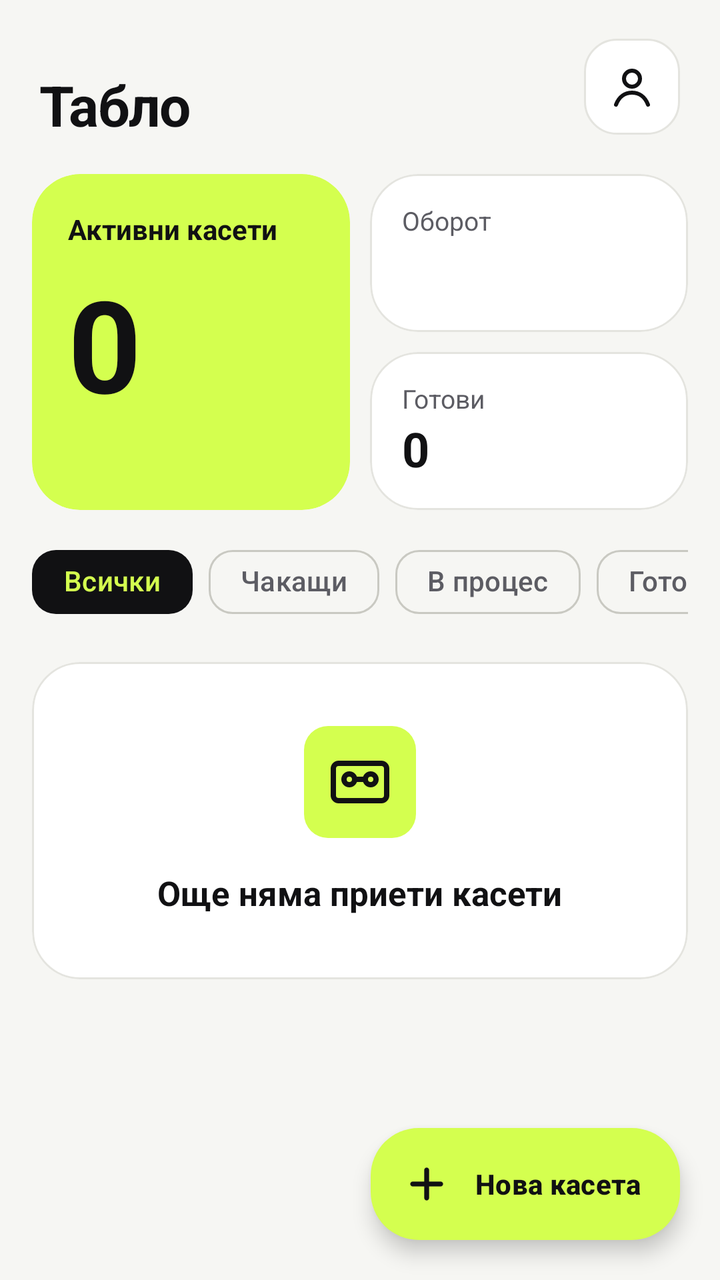
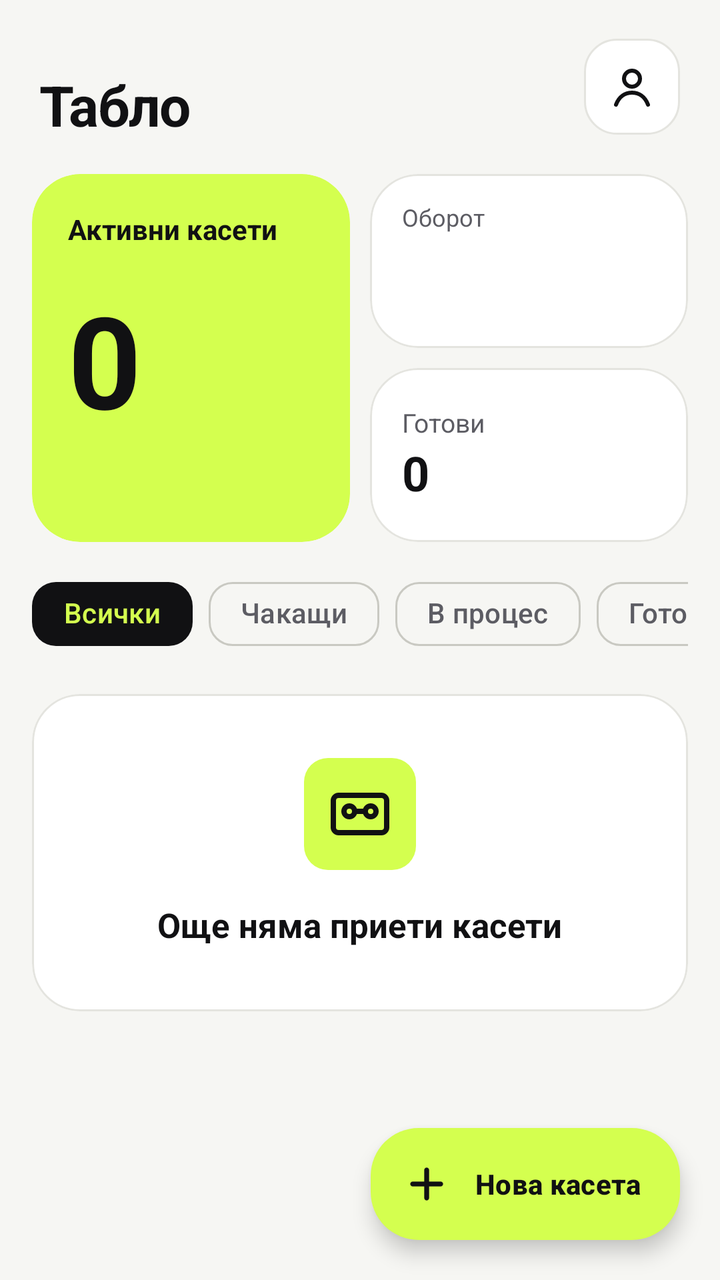

Compare the two renders of this Android layout. The source of the first and the diff that turns it into the second are given below.
<!-- AndroidManifest.xml: application theme Theme.TapeTransfer -->
<!-- res/layout/fragment_dashboard.xml -->
<?xml version="1.0" encoding="utf-8"?>
<FrameLayout xmlns:android="http://schemas.android.com/apk/res/android"
    xmlns:app="http://schemas.android.com/apk/res-auto"
    android:layout_width="match_parent"
    android:layout_height="match_parent">

    <androidx.core.widget.NestedScrollView
        android:layout_width="match_parent"
        android:layout_height="match_parent">

        <LinearLayout
            android:layout_width="match_parent"
            android:layout_height="wrap_content"
            android:orientation="vertical"
            android:paddingStart="16dp"
            android:paddingTop="16dp"
            android:paddingEnd="16dp"
            android:paddingBottom="96dp">

            <LinearLayout
                android:layout_width="match_parent"
                android:layout_height="wrap_content"
                android:gravity="center_vertical"
                android:orientation="horizontal"
                android:paddingStart="4dp"
                android:paddingEnd="4dp">

                <LinearLayout
                    android:layout_width="0dp"
                    android:layout_height="wrap_content"
                    android:layout_weight="1"
                    android:orientation="vertical">

                    <TextView
                        android:id="@+id/textGreeting"
                        android:layout_width="wrap_content"
                        android:layout_height="wrap_content"
                        android:textColor="?attr/colorOnSurfaceVariant"
                        android:textSize="13sp" />

                    <TextView
                        android:layout_width="wrap_content"
                        android:layout_height="wrap_content"
                        android:text="@string/dashboard_title"
                        android:textAppearance="@style/TextAppearance.TapeTransfer.Title" />
                </LinearLayout>

                <ImageButton
                    android:id="@+id/buttonProfile"
                    android:layout_width="48dp"
                    android:layout_height="48dp"
                    android:background="@drawable/bg_icon_button"
                    android:contentDescription="@string/cd_profile"
                    android:src="@drawable/ic_person" />
            </LinearLayout>

            <LinearLayout
                android:layout_width="match_parent"
                android:layout_height="168dp"
                android:layout_marginTop="16dp"
                android:orientation="horizontal">

                <com.google.android.material.card.MaterialCardView
                    android:layout_width="0dp"
                    android:layout_height="match_parent"
                    android:layout_marginEnd="5dp"
                    android:layout_weight="1"
                    app:cardBackgroundColor="@color/lime"
                    app:cardCornerRadius="24dp"
                    app:cardElevation="0dp"
                    app:strokeWidth="0dp">

                    <LinearLayout
                        android:layout_width="match_parent"
                        android:layout_height="match_parent"
                        android:orientation="vertical"
                        android:padding="18dp">

                        <TextView
                            android:layout_width="wrap_content"
                            android:layout_height="wrap_content"
                            android:text="@string/dashboard_active"
                            android:textColor="@color/ink"
                            android:textSize="14sp"
                            android:textStyle="bold" />

                        <TextView
                            android:id="@+id/textActiveCount"
                            android:layout_width="wrap_content"
                            android:layout_height="0dp"
                            android:layout_weight="1"
                            android:gravity="center_vertical"
                            android:text="0"
                            android:textColor="@color/ink"
                            android:textSize="64sp"
                            android:textStyle="bold" />

                        <TextView
                            android:id="@+id/textActiveDetails"
                            android:layout_width="wrap_content"
                            android:layout_height="wrap_content"
                            android:textColor="@color/ink"
                            android:textSize="13sp" />
                    </LinearLayout>
                </com.google.android.material.card.MaterialCardView>

                <LinearLayout
                    android:layout_width="0dp"
                    android:layout_height="match_parent"
                    android:layout_marginStart="5dp"
                    android:layout_weight="1"
                    android:orientation="vertical">

                    <com.google.android.material.card.MaterialCardView
                        style="@style/Widget.Material3.CardView.Outlined"
                        android:layout_width="match_parent"
                        android:layout_height="0dp"
                        android:layout_marginBottom="5dp"
                        android:layout_weight="1"
                        app:cardBackgroundColor="?attr/colorSurfaceContainerLowest"
                        app:cardCornerRadius="24dp"
                        app:strokeColor="?attr/colorOutlineVariant">

                        <LinearLayout
                            android:layout_width="match_parent"
                            android:layout_height="match_parent"
                            android:gravity="center_vertical"
                            android:orientation="vertical"
                            android:paddingStart="16dp"
                            android:paddingEnd="16dp">

                            <TextView
                                android:layout_width="wrap_content"
                                android:layout_height="wrap_content"
                                android:text="@string/dashboard_revenue"
                                android:textColor="?attr/colorOnSurfaceVariant"
                                android:textSize="13sp" />

                            <TextView
                                android:id="@+id/textRevenue"
                                android:layout_width="wrap_content"
                                android:layout_height="wrap_content"
                                android:textColor="?attr/colorOnSurface"
                                android:textSize="24sp"
                                android:textStyle="bold" />
                        </LinearLayout>
                    </com.google.android.material.card.MaterialCardView>

                    <com.google.android.material.card.MaterialCardView
                        style="@style/Widget.Material3.CardView.Outlined"
                        android:layout_width="match_parent"
                        android:layout_height="0dp"
                        android:layout_marginTop="5dp"
                        android:layout_weight="1"
                        app:cardBackgroundColor="?attr/colorSurfaceContainerLowest"
                        app:cardCornerRadius="24dp"
                        app:strokeColor="?attr/colorOutlineVariant">

                        <LinearLayout
                            android:layout_width="match_parent"
                            android:layout_height="match_parent"
                            android:gravity="center_vertical"
                            android:orientation="vertical"
                            android:paddingStart="16dp"
                            android:paddingEnd="16dp">

                            <TextView
                                android:layout_width="wrap_content"
                                android:layout_height="wrap_content"
                                android:text="@string/dashboard_done"
                                android:textColor="?attr/colorOnSurfaceVariant"
                                android:textSize="13sp" />

                            <TextView
                                android:id="@+id/textDoneCount"
                                android:layout_width="wrap_content"
                                android:layout_height="wrap_content"
                                android:text="0"
                                android:textColor="?attr/colorOnSurface"
                                android:textSize="24sp"
                                android:textStyle="bold" />
                        </LinearLayout>
                    </com.google.android.material.card.MaterialCardView>
                </LinearLayout>
            </LinearLayout>

            <HorizontalScrollView
                android:layout_width="match_parent"
                android:layout_height="wrap_content"
                android:layout_marginTop="12dp"
                android:scrollbars="none">

                <com.google.android.material.chip.ChipGroup
                    android:id="@+id/chipGroupFilter"
                    android:layout_width="wrap_content"
                    android:layout_height="wrap_content"
                    app:checkedChip="@id/chipAll"
                    app:selectionRequired="true"
                    app:singleLine="true"
                    app:singleSelection="true">

                    <com.google.android.material.chip.Chip
                        android:id="@+id/chipAll"
                        style="@style/Widget.Material3.Chip.Filter"
                        android:layout_width="wrap_content"
                        android:layout_height="wrap_content"
                        android:text="@string/filter_all"
                        app:checkedIconVisible="false" />

                    <com.google.android.material.chip.Chip
                        android:id="@+id/chipPending"
                        style="@style/Widget.Material3.Chip.Filter"
                        android:layout_width="wrap_content"
                        android:layout_height="wrap_content"
                        android:text="@string/filter_pending"
                        app:checkedIconVisible="false" />

                    <com.google.android.material.chip.Chip
                        android:id="@+id/chipInProgress"
                        style="@style/Widget.Material3.Chip.Filter"
                        android:layout_width="wrap_content"
                        android:layout_height="wrap_content"
                        android:text="@string/filter_in_progress"
                        app:checkedIconVisible="false" />

                    <com.google.android.material.chip.Chip
                        android:id="@+id/chipDone"
                        style="@style/Widget.Material3.Chip.Filter"
                        android:layout_width="wrap_content"
                        android:layout_height="wrap_content"
                        android:text="@string/filter_done"
                        app:checkedIconVisible="false" />
                </com.google.android.material.chip.ChipGroup>
            </HorizontalScrollView>

            <androidx.recyclerview.widget.RecyclerView
                android:id="@+id/recyclerOrders"
                android:layout_width="match_parent"
                android:layout_height="wrap_content"
                android:layout_marginTop="8dp"
                android:nestedScrollingEnabled="false" />

            <com.google.android.material.card.MaterialCardView
                android:id="@+id/cardEmpty"
                style="@style/Widget.Material3.CardView.Outlined"
                android:layout_width="match_parent"
                android:layout_height="wrap_content"
                android:layout_marginTop="8dp"
                app:cardBackgroundColor="?attr/colorSurfaceContainerLowest"
                app:cardCornerRadius="24dp"
                app:strokeColor="?attr/colorOutlineVariant">

                <LinearLayout
                    android:layout_width="match_parent"
                    android:layout_height="wrap_content"
                    android:gravity="center_horizontal"
                    android:orientation="vertical"
                    android:padding="32dp">

                    <FrameLayout
                        android:layout_width="56dp"
                        android:layout_height="56dp"
                        android:background="@drawable/bg_logo">

                        <ImageView
                            android:layout_width="32dp"
                            android:layout_height="32dp"
                            android:layout_gravity="center"
                            android:importantForAccessibility="no"
                            android:src="@drawable/ic_cassette" />
                    </FrameLayout>

                    <TextView
                        android:id="@+id/textEmptyTitle"
                        android:layout_width="wrap_content"
                        android:layout_height="wrap_content"
                        android:layout_marginTop="16dp"
                        android:text="@string/dashboard_empty_title"
                        android:textColor="?attr/colorOnSurface"
                        android:textSize="17sp"
                        android:textStyle="bold" />

                </LinearLayout>
            </com.google.android.material.card.MaterialCardView>

        </LinearLayout>
    </androidx.core.widget.NestedScrollView>

    <com.google.android.material.floatingactionbutton.ExtendedFloatingActionButton
        android:id="@+id/fabNewOrder"
        android:layout_width="wrap_content"
        android:layout_height="wrap_content"
        android:layout_gravity="bottom|end"
        android:layout_margin="20dp"
        android:text="@string/dashboard_new_order"
        android:textColor="@color/ink"
        android:textStyle="bold"
        app:backgroundTint="@color/lime"
        app:icon="@drawable/ic_add"
        app:iconTint="@color/ink" />

</FrameLayout>
<!-- resources referenced by this layout -->
<resources>
  <color name="ink">#111113</color>
  <color name="lime">#D4FF4F</color>
  <!-- drawable bg_icon_button (drawable) -->
  <?xml version="1.0" encoding="utf-8"?>
  <shape xmlns:android="http://schemas.android.com/apk/res/android"
      android:shape="rectangle">
      <solid android:color="@color/surface_light" />
      <stroke
          android:width="1dp"
          android:color="@color/outline_variant_light" />
      <corners android:radius="16dp" />
  </shape>
  <!-- drawable bg_logo (drawable) -->
  <?xml version="1.0" encoding="utf-8"?>
  <shape xmlns:android="http://schemas.android.com/apk/res/android"
      android:shape="rectangle">
      <solid android:color="@color/lime" />
      <corners android:radius="12dp" />
  </shape>
  <!-- drawable ic_add (drawable) -->
  <vector xmlns:android="http://schemas.android.com/apk/res/android"
      android:width="24dp"
      android:height="24dp"
      android:viewportWidth="24"
      android:viewportHeight="24">
      <path
          android:fillColor="#00000000"
          android:pathData="M12,5v14M5,12h14"
          android:strokeWidth="2.4"
          android:strokeColor="#111113"
          android:strokeLineCap="round" />
  </vector>
  <!-- drawable ic_person (drawable) -->
  <vector xmlns:android="http://schemas.android.com/apk/res/android"
      android:width="24dp"
      android:height="24dp"
      android:viewportWidth="24"
      android:viewportHeight="24">
      <path
          android:fillColor="#00000000"
          android:pathData="M16,8a4,4 0,1 1,-8 0a4,4 0,1 1,8 0z"
          android:strokeWidth="2"
          android:strokeColor="#111113" />
      <path
          android:fillColor="#00000000"
          android:pathData="M4,21c1.5,-4 4.5,-6 8,-6s6.5,2 8,6"
          android:strokeWidth="2"
          android:strokeColor="#111113"
          android:strokeLineCap="round" />
  </vector>
  <string name="cd_profile">Профил</string>
  <string name="dashboard_active">Активни касети</string>
  <string name="dashboard_done">Готови</string>
  <string name="dashboard_empty_title">Още няма приети касети</string>
  <string name="dashboard_new_order">Нова касета</string>
  <string name="dashboard_revenue">Оборот</string>
  <string name="dashboard_title">Табло</string>
  <string name="filter_all">Всички</string>
  <string name="filter_done">Готови</string>
  <string name="filter_in_progress">В процес</string>
  <string name="filter_pending">Чакащи</string>
  <style name="TextAppearance.TapeTransfer.Title" parent="TextAppearance.Material3.HeadlineMedium">
          <item name="android:textSize">28sp</item>
          <item name="android:textStyle">bold</item>
          <item name="android:letterSpacing">-0.02</item>
          <item name="android:textColor">@color/ink</item>
      </style>
  <style name="Theme.TapeTransfer" parent="Base.Theme.TapeTransfer" />
  <color name="surface_light">#FFFFFF</color>
  <color name="outline_variant_light">#E4E4DF</color>
  <color name="white">#FFFFFF</color>
  <color name="error">#B3261E</color>
  <color name="background_light">#F6F6F3</color>
  <color name="ink_secondary">#5C5C63</color>
  <color name="surface_variant_light">#EFEFEA</color>
  <color name="outline_light">#C9C9C2</color>
  <style name="ShapeAppearance.TapeTransfer.Small" parent="">
          <item name="cornerFamily">rounded</item>
          <item name="cornerSize">12dp</item>
      </style>
  <style name="ShapeAppearance.TapeTransfer.Medium" parent="">
          <item name="cornerFamily">rounded</item>
          <item name="cornerSize">16dp</item>
      </style>
  <style name="ShapeAppearance.TapeTransfer.Large" parent="">
          <item name="cornerFamily">rounded</item>
          <item name="cornerSize">24dp</item>
      </style>
  <!-- unchanged entries left out for length: 2 -->
</resources>

<!-- the commit's change to res/layout/fragment_dashboard.xml (unified diff, before → after) -->
@@ -56,14 +56,17 @@
 
             <LinearLayout
                 android:layout_width="match_parent"
-                android:layout_height="168dp"
+                android:layout_height="184dp"
                 android:layout_marginTop="16dp"
                 android:orientation="horizontal">
 
                 <com.google.android.material.card.MaterialCardView
+                    android:id="@+id/cardActive"
                     android:layout_width="0dp"
                     android:layout_height="match_parent"
                     android:layout_marginEnd="5dp"
+                    android:clickable="true"
+                    android:focusable="true"
                     android:layout_weight="1"
                     app:cardBackgroundColor="@color/lime"
                     app:cardCornerRadius="24dp"
@@ -112,10 +115,13 @@
                     android:orientation="vertical">
 
                     <com.google.android.material.card.MaterialCardView
+                        android:id="@+id/cardRevenue"
                         style="@style/Widget.Material3.CardView.Outlined"
                         android:layout_width="match_parent"
                         android:layout_height="0dp"
                         android:layout_marginBottom="5dp"
+                        android:clickable="true"
+                        android:focusable="true"
                         android:layout_weight="1"
                         app:cardBackgroundColor="?attr/colorSurfaceContainerLowest"
                         app:cardCornerRadius="24dp"
@@ -129,28 +135,46 @@
                             android:paddingStart="16dp"
                             android:paddingEnd="16dp">
 
-                            <TextView
-                                android:layout_width="wrap_content"
-                                android:layout_height="wrap_content"
-                                android:text="@string/dashboard_revenue"
-                                android:textColor="?attr/colorOnSurfaceVariant"
-                                android:textSize="13sp" />
+                            <LinearLayout
+                                android:layout_width="match_parent"
+                                android:layout_height="wrap_content"
+                                android:gravity="center_vertical"
+                                android:orientation="horizontal">
+
+                                <TextView
+                                    android:layout_width="0dp"
+                                    android:layout_height="wrap_content"
+                                    android:layout_weight="1"
+                                    android:text="@string/dashboard_revenue"
+                                    android:textColor="?attr/colorOnSurfaceVariant"
+                                    android:textSize="12sp" />
+                            </LinearLayout>
 
                             <TextView
                                 android:id="@+id/textRevenue"
                                 android:layout_width="wrap_content"
                                 android:layout_height="wrap_content"
                                 android:textColor="?attr/colorOnSurface"
-                                android:textSize="24sp"
+                                android:textSize="22sp"
                                 android:textStyle="bold" />
+
+                            <TextView
+                                android:id="@+id/textPeriod"
+                                android:layout_width="wrap_content"
+                                android:layout_height="wrap_content"
+                                android:textColor="?attr/colorOnSurfaceVariant"
+                                android:textSize="11sp" />
                         </LinearLayout>
                     </com.google.android.material.card.MaterialCardView>
 
                     <com.google.android.material.card.MaterialCardView
+                        android:id="@+id/cardDone"
                         style="@style/Widget.Material3.CardView.Outlined"
                         android:layout_width="match_parent"
                         android:layout_height="0dp"
                         android:layout_marginTop="5dp"
+                        android:clickable="true"
+                        android:focusable="true"
                         android:layout_weight="1"
                         app:cardBackgroundColor="?attr/colorSurfaceContainerLowest"
                         app:cardCornerRadius="24dp"
